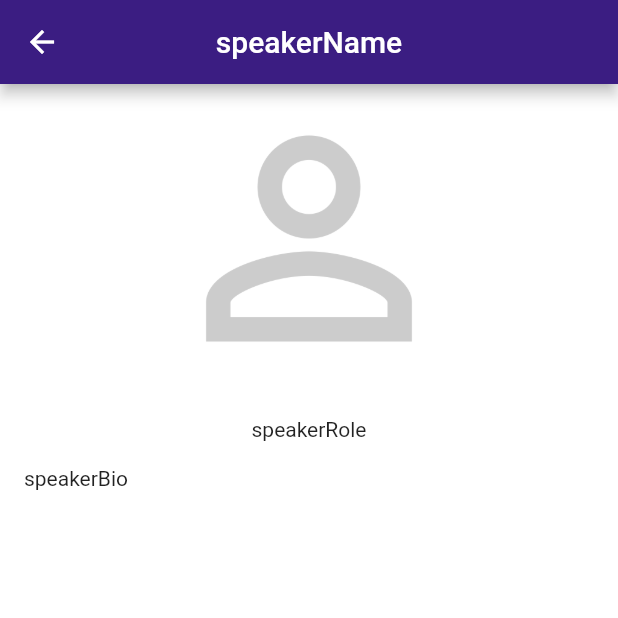
After one commit to gdgradzymin/ngPolandConfNext, a Flutter app: the SpeakerDetails screen opened by its route, on a phone screen of 412 x 824 dp, the top half of it. The commit adds this screen. Run offline on Flutter 3.47's test engine with Material 2 defaults, Android fonts, the phone set to English and light mode, and no system bars; our stand-ins replace font_awesome_flutter, shared_preferences; accounts and stored records are empty; statements that could not run were skipped.

Commit message:
Added screen speakerDetails

```diff
--- a/lib/main.dart
+++ b/lib/main.dart
@@ -6,6 +6,7 @@ import 'package:ng_poland_conf_next/screens/home.dart';
 import 'package:ng_poland_conf_next/screens/info.dart';
 import 'package:ng_poland_conf_next/screens/ngGirls.dart';
 import 'package:ng_poland_conf_next/screens/schedule.dart';
+import 'package:ng_poland_conf_next/screens/speakerDetails.dart';
 import 'package:ng_poland_conf_next/screens/speakers.dart';
 import 'package:ng_poland_conf_next/screens/workShops.dart';
 import 'package:provider/provider.dart';
@@ -83,6 +84,7 @@ class _MyAppState extends State<MyApp> {
               '/Speakers': (context) => Speakers(title: 'Speakers'),
               '/Info': (context) => Info(title: 'Info'),
               '/About': (context) => About(title: 'About'),
+              '/SpeakerDetails': (context) => SpeakerDetails(),
             },
           );
         },
--- /dev/null
+++ b/lib/screens/speakerDetails.dart
@@ -0,0 +1,54 @@
+import 'package:flutter/material.dart';
+import 'package:ng_poland_conf_next/providers/themeManager.dart';
+import 'package:provider/provider.dart';
+
+class SpeakerDetails extends StatelessWidget {
+  static const routeName = '/SpeakerDetails';
+
+  @override
+  Widget build(BuildContext context) {
+    return Scaffold(
+      appBar: AppBar(
+        title: Text(
+          'speakerName', // speaker.name
+          style: TextStyle(
+            color: Provider.of<ThemeNotifier>(context).darkTheme
+                ? Theme.of(context).accentColor
+                : Colors.white,
+          ),
+        ),
+        centerTitle: true,
+      ),
+      body: Container(
+        width: double.infinity,
+        padding: const EdgeInsets.symmetric(horizontal: 16.0),
+        child: Column(
+          mainAxisAlignment: MainAxisAlignment.start,
+          crossAxisAlignment: CrossAxisAlignment.center,
+          children: <Widget>[
+            Padding(
+              padding: const EdgeInsets.symmetric(horizontal: 24.0),
+              child: Image.asset(
+                'assets/images/person.png',
+                width: MediaQuery.of(context).size.width * 0.5,
+              ),
+            ),
+            SizedBox(
+              height: MediaQuery.of(context).size.height * 0.02,
+            ),
+            Text(
+              'speakerRole', // speaker.role
+            ),
+            SizedBox(
+              height: MediaQuery.of(context).size.height * 0.02,
+            ),
+            Container(
+              alignment: Alignment.centerLeft,
+              child: Text('speakerBio'), // speaker.bio
+            ),
+          ],
+        ),
+      ),
+    );
+  }
+}
--- a/lib/screens/speakers.dart
+++ b/lib/screens/speakers.dart
@@ -1,5 +1,8 @@
 import 'package:flutter/material.dart';
+import 'package:ng_poland_conf_next/providers/themeManager.dart';
+import 'package:ng_poland_conf_next/screens/speakerDetails.dart';
 import 'package:ng_poland_conf_next/widgets/drawer.dart';
+import 'package:provider/provider.dart';
 
 class Speakers extends StatelessWidget {
   static const routeName = '/Speakers';
@@ -18,13 +21,16 @@ class Speakers extends StatelessWidget {
       drawer: DrawerNg(),
       body: Center(
         child: ListView.builder(
-          itemCount: 20,
+          itemCount: 20, // speakers.length
           itemBuilder: (context, index) {
             return Column(
               children: [
                 ListTile(
                   contentPadding: EdgeInsets.all(16),
-                  onTap: () {},
+                  onTap: () {
+                    Navigator.of(context).pushNamed(SpeakerDetails
+                        .routeName); // arguments: Speaker <- Data speaker
+                  },
                   leading: ClipRRect(
                     borderRadius: BorderRadius.all(
                       Radius.circular(25),
@@ -32,7 +38,14 @@ class Speakers extends StatelessWidget {
                     child: Image.asset(
                         'assets/images/person.png'), // speaker.photo != null ? speaker.photo : image.asset('assets/images/person.png'),
                   ),
-                  title: Text('speakerName$index'), // speaker.name
+                  title: Text(
+                    'speakerName$index', // speaker.name
+                    style: TextStyle(
+                      color: Provider.of<ThemeNotifier>(context).darkTheme
+                          ? Theme.of(context).accentColor
+                          : Colors.black,
+                    ),
+                  ),
                   subtitle: Text('speakerRole$index'), // speaker.role
                 ),
                 Divider(
```
